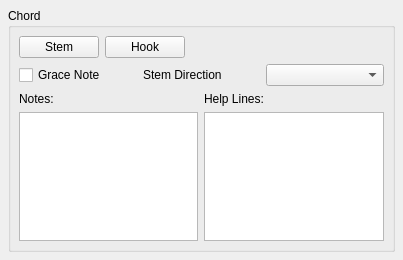
The window that mscore/mscore/chord.ui (musescore/musescore-old) describes before a commit, drawn with Qt 5.
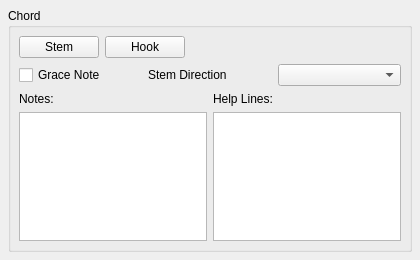
The same window after the commit.

Diff of the .ui file:
```diff
--- a/mscore/mscore/chord.ui
+++ b/mscore/mscore/chord.ui
@@ -1,11 +1,11 @@
 <ui version="4.0" >
  <class>ChordBase</class>
- <widget class="QWidget" name="ChordBase" >
-  <property name="geometry" >
+ <widget class="QWidget" name="ChordBase">
+  <property name="geometry">
    <rect>
     <x>0</x>
     <y>0</y>
-    <width>403</width>
+    <width>420</width>
     <height>260</height>
    </rect>
   </property>
```
Left out of the diff: 103 changed lines with no effect on the pictures.
